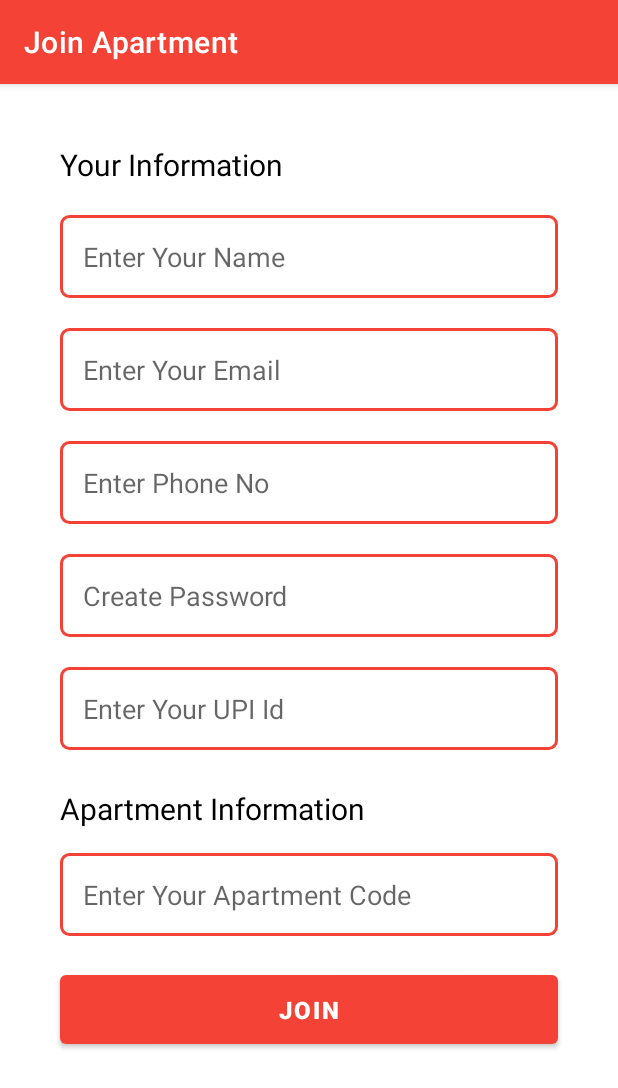
After one commit to manthanb02/Mark2, an Android app: the JoinApartmentActivity screen opened directly, with no data from a screen before it, on a phone screen of 412 x 824 dp. The commit adds this screen. Shown: the top 1088 px of the screen. Run offline under Robolectric (Android 15) with nearby library versions, the phone set to English and light mode, and no system bars.

Commit message:
JoinApartment Activity Created.

```diff
--- a/app/src/main/AndroidManifest.xml
+++ b/app/src/main/AndroidManifest.xml
@@ -9,6 +9,9 @@
         android:roundIcon="@mipmap/ic_launcher_round"
         android:supportsRtl="true"
         android:theme="@style/Theme.Mark1">
+        <activity
+            android:name=".JoinApartmentActivity"
+            android:exported="false" />
         <activity
             android:name=".LoginActivity"
             android:exported="false" />
--- /dev/null
+++ b/app/src/main/java/com/example/mark1/JoinApartmentActivity.java
@@ -0,0 +1,42 @@
+package com.example.mark1;
+
+import androidx.appcompat.app.ActionBar;
+import androidx.appcompat.app.AppCompatActivity;
+
+import android.os.Bundle;
+import android.widget.Button;
+import android.widget.EditText;
+import android.widget.Toast;
+
+public class JoinApartmentActivity extends AppCompatActivity {
+
+    EditText editTextEnterName;
+    EditText editTextEnterEmail;
+    EditText editTextEnterPhoneNo;
+    EditText editTextEnterPassword;
+    EditText editTextEnterUpiId;
+    EditText editTextEnterApartmentCode;
+    Button buttonEnterJoin;
+
+    @Override
+    protected void onCreate(Bundle savedInstanceState) {
+        super.onCreate(savedInstanceState);
+        setContentView(R.layout.activity_join_apartment);
+
+
+//----------------------- add findViewById() for all components------------------------------------------
+        buttonEnterJoin = findViewById(R.id.buttonEnterJoin);
+
+        //sets title to actionbar
+        ActionBar actionBar = getSupportActionBar();
+        if (actionBar != null){
+            actionBar.setTitle("Join Apartment");
+        }
+
+        // button to join the apartment
+        buttonEnterJoin.setOnClickListener(v ->
+        {
+            Toast.makeText(this, "joining to apartment...", Toast.LENGTH_SHORT).show();
+        });
+    }
+}
--- a/app/src/main/java/com/example/mark1/OptionsActivity.java
+++ b/app/src/main/java/com/example/mark1/OptionsActivity.java
@@ -9,8 +9,8 @@ import android.widget.CheckBox;
 
 public class OptionsActivity extends AppCompatActivity
 {
-    Button buttonRegisterBuilding; // button to register new building
-    Button buttonEnterBuilding;    // button to enter into building
+    Button buttonRegisterApartment; // button to register new building
+    Button buttonEnterApartment;    // button to enter into building
     Button buttonLogin;            // button to login
     Intent intent;                 // to change activity
 
@@ -20,18 +20,19 @@ public class OptionsActivity extends AppCompatActivity
         super.onCreate(savedInstanceState);
         setContentView(R.layout.activity_options);
 
-        buttonEnterBuilding = findViewById(R.id.buttonEnterBuilding);
-        buttonRegisterBuilding = findViewById(R.id.buttonRegisterBuilding);
+        buttonEnterApartment = findViewById(R.id.buttonEnterApartment);
+        buttonRegisterApartment = findViewById(R.id.buttonRegisterApartment);
         buttonLogin = findViewById(R.id.buttonLogin);
 
-        buttonRegisterBuilding.setOnClickListener(v ->
+        buttonRegisterApartment.setOnClickListener(v ->
         {
 
         });
 
-        buttonEnterBuilding.setOnClickListener(v ->
+        buttonEnterApartment.setOnClickListener(v ->
         {
-
+            intent = new Intent(OptionsActivity.this,JoinApartmentActivity.class);
+            startActivity(intent);
         });
 
         buttonLogin.setOnClickListener(v ->
--- /dev/null
+++ b/app/src/main/res/layout/activity_join_apartment.xml
@@ -0,0 +1,139 @@
+<?xml version="1.0" encoding="utf-8"?>
+<RelativeLayout
+    xmlns:android="http://schemas.android.com/apk/res/android"
+    xmlns:app="http://schemas.android.com/apk/res-auto"
+    xmlns:tools="http://schemas.android.com/tools"
+    android:layout_width="match_parent"
+    android:layout_height="match_parent"
+    tools:context=".JoinApartmentActivity">
+
+
+    <ScrollView
+        android:layout_width="match_parent"
+        android:layout_height="match_parent">
+
+        <LinearLayout
+
+            android:layout_width="match_parent"
+            android:layout_height="wrap_content"
+            android:orientation="vertical"
+            android:padding="20dp">
+
+            <TextView
+                android:layout_width="match_parent"
+                android:layout_height="wrap_content"
+                android:text="@string/yourInfo"
+                android:textSize="20sp"
+                android:textColor="@color/black"
+                android:layout_marginLeft="20dp"
+                android:layout_marginTop="20dp"
+                android:layout_marginRight="20dp"
+                >
+            </TextView>
+
+            <EditText
+                android:id="@+id/editTextEnterName"
+                android:layout_width="match_parent"
+                android:layout_height="wrap_content"
+                android:layout_marginLeft="20dp"
+                android:layout_marginTop="20dp"
+                android:layout_marginRight="20dp"
+                android:background="@drawable/border"
+                android:hint="@string/enterName"
+                android:importantForAutofill="no"
+                android:inputType="text"
+                android:padding="15dp" />
+
+            <EditText
+                android:id="@+id/editTextEnterEmail"
+                android:layout_width="match_parent"
+                android:layout_height="wrap_content"
+                android:layout_marginLeft="20dp"
+                android:layout_marginTop="20dp"
+                android:layout_marginRight="20dp"
+                android:background="@drawable/border"
+                android:hint="@string/enterEmail"
+                android:importantForAutofill="no"
+                android:inputType="textEmailAddress"
+                android:padding="15dp" />
+
+            <EditText
+                android:id="@+id/editTextEnterPhoneNo"
+                android:layout_width="match_parent"
+                android:layout_height="wrap_content"
+                android:layout_marginLeft="20dp"
+                android:layout_marginTop="20dp"
+                android:layout_marginRight="20dp"
+                android:background="@drawable/border"
+                android:hint="@string/enterPhoneNo"
+                android:importantForAutofill="no"
+                android:inputType="phone"
+                android:padding="15dp" />
+
+            <EditText
+                android:id="@+id/editTextEnterPassword"
+                android:layout_width="match_parent"
+                android:layout_height="wrap_content"
+                android:layout_marginLeft="20dp"
+                android:layout_marginTop="20dp"
+                android:layout_marginRight="20dp"
+                android:background="@drawable/border"
+                android:hint="@string/createPassword"
+                android:importantForAutofill="no"
+                android:inputType="textPassword"
+                android:padding="15dp" />
+
+            <EditText
+                android:id="@+id/editTextEnterUpiId"
+                android:layout_width="match_parent"
+                android:layout_height="wrap_content"
+                android:layout_marginLeft="20dp"
+                android:layout_marginTop="20dp"
+                android:layout_marginRight="20dp"
+                android:background="@drawable/border"
+                android:hint="@string/enterUpiId"
+                android:importantForAutofill="no"
+                android:inputType="text"
+                android:padding="15dp" />
+
+            <TextView
+                android:layout_width="match_parent"
+                android:layout_height="wrap_content"
+                android:text="@string/apartmentInfo"
+                android:textSize="20sp"
+                android:textColor="@color/black"
+                android:layout_marginLeft="20dp"
+                android:layout_marginTop="25dp"
+                android:layout_marginRight="20dp"
+                >
+            </TextView>
+
+            <EditText
+                android:id="@+id/editTextEnterApartmentCode"
+                android:layout_width="match_parent"
+                android:layout_height="wrap_content"
+                android:layout_marginLeft="20dp"
+                android:layout_marginTop="16dp"
+                android:layout_marginRight="20dp"
+                android:background="@drawable/border"
+                android:hint="@string/enterApartmentCode"
+                android:importantForAutofill="no"
+                android:inputType="text"
+                android:padding="15dp" />
+
+            <Button
+                android:id="@+id/buttonEnterJoin"
+                android:layout_width="match_parent"
+                android:layout_height="58dp"
+                android:layout_marginStart="20dp"
+                android:layout_marginTop="20dp"
+                android:layout_marginEnd="20dp"
+                android:layout_weight="3"
+                android:text="@string/buttonJoin"
+                android:textSize="16sp"
+                android:textStyle="bold" />
+
+
+        </LinearLayout>
+    </ScrollView>
+</RelativeLayout>
--- a/app/src/main/res/layout/activity_options.xml
+++ b/app/src/main/res/layout/activity_options.xml
@@ -15,18 +15,18 @@
         android:orientation="vertical">
 
         <Button
-            android:id="@+id/buttonRegisterBuilding"
+            android:id="@+id/buttonRegisterApartment"
             android:layout_width="match_parent"
             android:layout_height="55dp"
             android:layout_marginLeft="60dp"
             android:layout_marginTop="10dp"
             android:layout_marginRight="60dp"
             android:layout_marginBottom="10dp"
-            android:text="@string/buttonRegisterBuilding"
+            android:text="@string/buttonRegisterApartment"
             android:textStyle="bold"/>
 
         <Button
-            android:id="@+id/buttonEnterBuilding"
+            android:id="@+id/buttonEnterApartment"
             android:layout_width="match_parent"
             android:layout_height="55dp"
             android:layout_marginLeft="60dp"
--- a/app/src/main/res/values/strings.xml
+++ b/app/src/main/res/values/strings.xml
@@ -1,10 +1,19 @@
 <resources>
     <string name="app_name">Apartment</string>
-    <string name="buttonRegisterBuilding">Register Building</string>
+    <string name="buttonRegisterApartment">Register Apartment</string>
     <string name="buttonLogin">Login</string>
-    <string name="buttonEnterBuilding">Enter Into Building</string>
+    <string name="buttonEnterBuilding">Enter Into Apartment</string>
     <string name="forgotPassword">Forgot Password</string>
     <string name="enterPhoneNo">Enter Phone No</string>
     <string name="enterPassword">Enter Password</string>
     <string name="showPassword">Show Password</string>
+
+    <string name="enterName">Enter Your Name</string>
+    <string name="enterEmail">Enter Your Email</string>
+    <string name="createPassword">Create Password</string>
+    <string name="enterUpiId">Enter Your UPI Id</string>
+    <string name="enterApartmentCode">Enter Your Apartment Code</string>
+    <string name="buttonJoin">Join</string>
+    <string name="yourInfo">Your Information</string>
+    <string name="apartmentInfo">Apartment Information</string>
 </resources>
```
